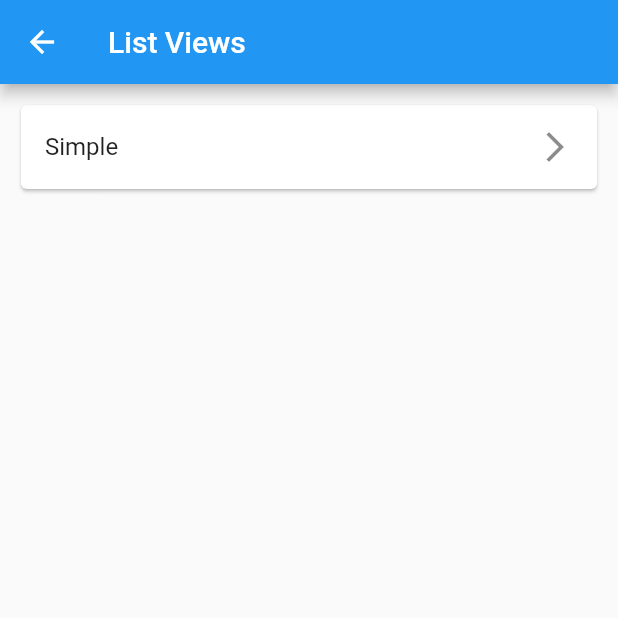
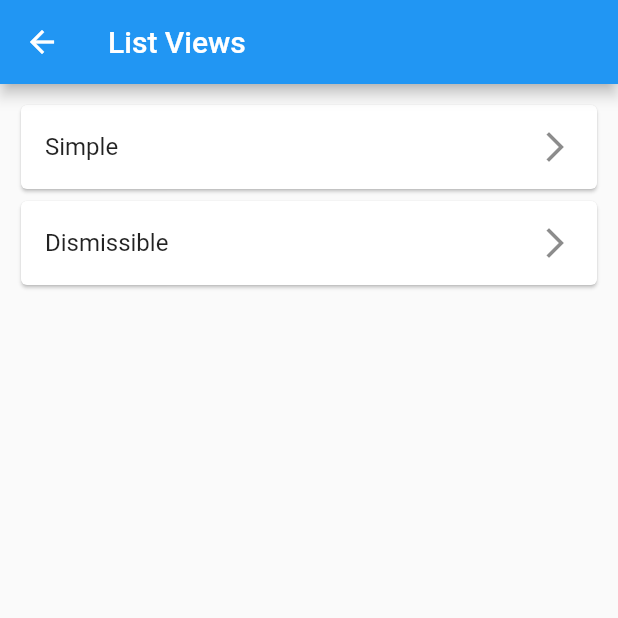
Before and after one commit to fortinjoffrey/flutter_Widgets_Guide, a Flutter app: the ListViewsHome screen opened by its route, on a phone screen of 412 x 824 dp, the top half of it. Run offline on Flutter 3.47's test engine with Material 2 defaults, Android fonts, the phone set to English and light mode, and no system bars.

Commit message:
008 Listview ‘dismissible’ - ListViewDismissible implemented

```diff
--- a/lib/models/routes_name.dart
+++ b/lib/models/routes_name.dart
@@ -2,5 +2,6 @@ class RoutesName {
   static const String home = '/';
   static const String listviews = '/listviews';
   static const String listviewSimple = '/listviewSimple';
+  static const String listviewDismissible = '/listviewDismissible';
   static const String sliverlists = '/sliverlists';
 }
--- a/lib/services/route_generator.dart
+++ b/lib/services/route_generator.dart
@@ -1,6 +1,7 @@
 import 'package:flutter/material.dart';
 import 'package:widgets_guide/models/routes_name.dart';
 import 'package:widgets_guide/screens/home.dart';
+import 'package:widgets_guide/screens/listviews/listview_dismissible.dart';
 import 'package:widgets_guide/screens/listviews/listview_simple.dart';
 import 'package:widgets_guide/screens/listviews_home.dart';
 import 'package:widgets_guide/screens/sliverlists_home.dart';
@@ -18,6 +19,8 @@ class RouteGenerator {
         return MaterialPageRoute(builder: (_) => ListViewsHome());
       case RoutesName.listviewSimple:
         return MaterialPageRoute(builder: (_) => ListViewSimple());
+      case RoutesName.listviewDismissible:
+        return MaterialPageRoute(builder: (_) => ListViewDismissible());
       case RoutesName.sliverlists:
         return MaterialPageRoute(builder: (_) => SliverListsHome());
       default:
--- a/lib/shared/constants.dart
+++ b/lib/shared/constants.dart
@@ -9,6 +9,7 @@ const List<Choice> mainChoices = [
 
 const List<Choice> listviewChoices = [
   Choice('Simple', RoutesName.listviewSimple),
+  Choice('Dismissible', RoutesName.listviewDismissible),
 ];
 
 const List<Planet> planetsTemplate = [
```
Also changed, not shown: lib/screens/listviews/listview_dismissible.dart (added, +48 -0 lines).
